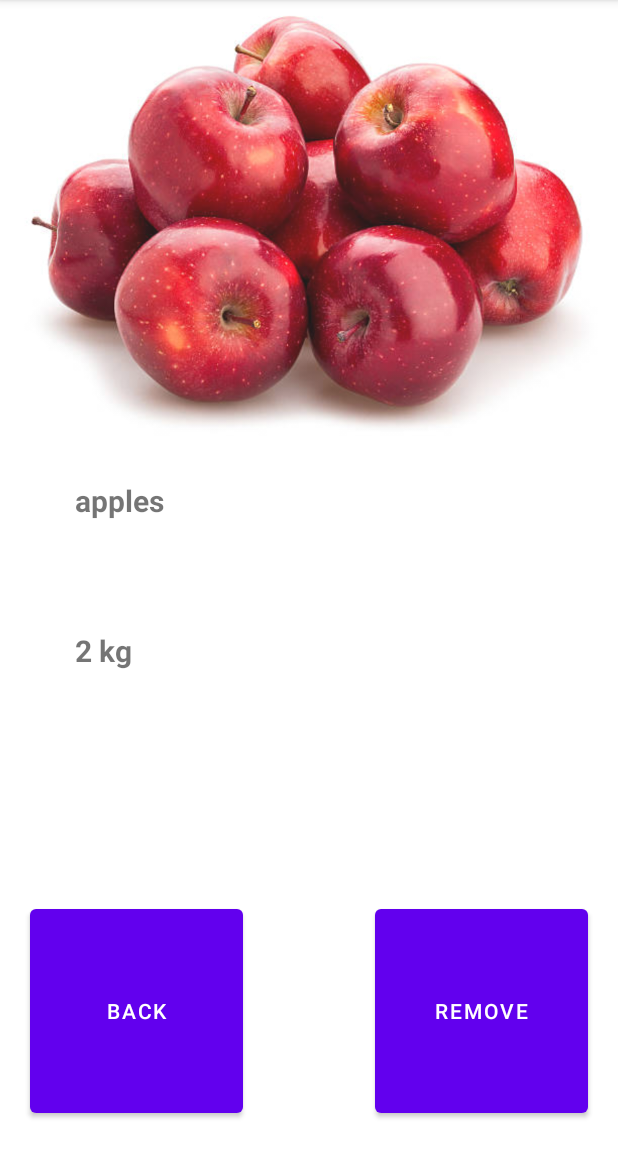
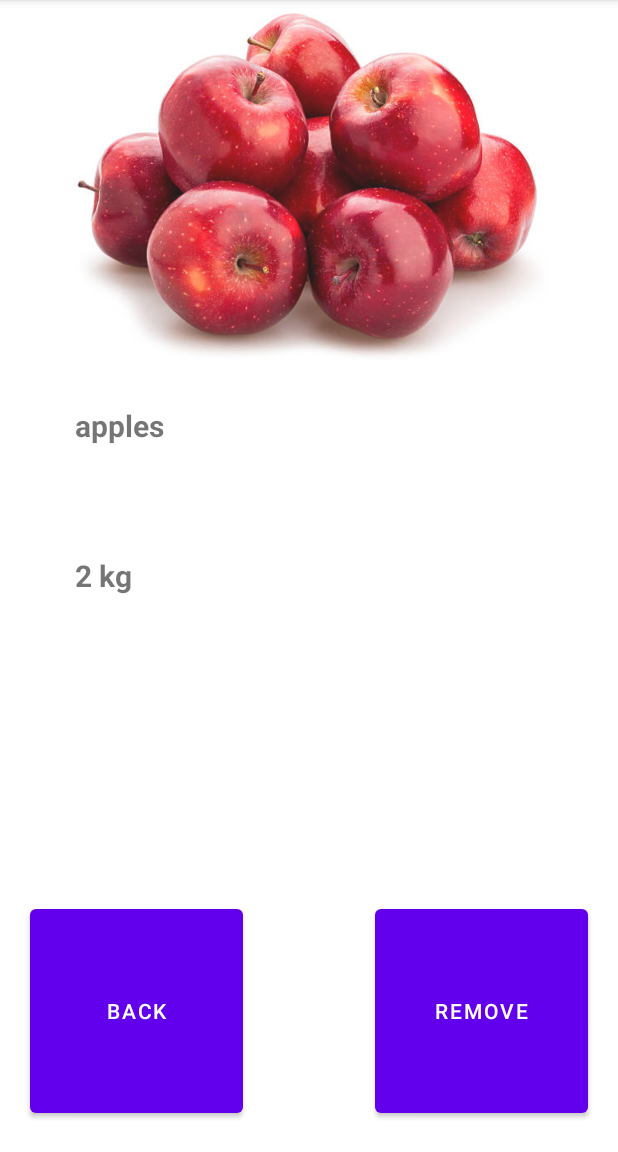
Before and after one commit to Tomek742/Mobilki, an Android app: the screen it shows after launch (ItemActivity), after a tap on "apples", on a phone screen of 412 x 824 dp, the part 84-1236 px from its top. Run offline under Robolectric (Android 15) with nearby library versions, the phone set to English and light mode, and no system bars; our stand-ins replace data binding.

Commit message:
Added full support for adding items to the list

```diff
--- a/app/src/main/java/com/example/shoppinglist/ItemActivity.kt
+++ b/app/src/main/java/com/example/shoppinglist/ItemActivity.kt
@@ -31,8 +31,10 @@ class ItemActivity : AppCompatActivity() {
 //        binding.itemName.text = name
 //        binding.itemAmount.text = amount
 //        binding.itemImage.setImageResource(imageID)
-        itemName.text = name.toString()
-        itemAmount.text = amount.toString()
+//        itemName.text = name
+        itemName.text = intent.getStringExtra("name")
+//        itemAmount.text = amount
+        itemAmount.text = intent.getStringExtra("amount")
         image.setImageResource(imageID)
 //        binding.checkBox.isClickable = true
 //        val textbox1 = findViewById<TextView>(
--- a/app/src/main/java/com/example/shoppinglist/MainActivity.kt
+++ b/app/src/main/java/com/example/shoppinglist/MainActivity.kt
@@ -1,10 +1,12 @@
 package com.example.shoppinglist
 
+import android.app.Activity
 import android.content.Intent
 import android.os.Bundle
 import android.view.LayoutInflater
 import android.widget.CheckBox
 import android.widget.ListView
+import androidx.activity.result.contract.ActivityResultContracts
 import androidx.appcompat.app.AppCompatActivity
 import com.example.shoppinglist.databinding.ActivityMainBinding
 import com.google.android.material.floatingactionbutton.FloatingActionButton
@@ -12,11 +14,31 @@ import com.google.android.material.floatingactionbutton.FloatingActionButton
 
 class MainActivity : AppCompatActivity() {
 
+
+
+
+
     private lateinit var binding: ActivityMainBinding
     private lateinit var itemarraylist: ArrayList<Item>
-    var imageId = intArrayOf()
-    var amount = arrayOf<String>()
-    var name = arrayOf<String>()
+    var imageId = intArrayOf(
+        R.drawable.apples,
+        R.drawable.pears,
+        R.drawable.shop,
+        R.drawable.shop
+    )
+
+    var amount = arrayOf<String>(
+        "2 kg",
+        "6 pieces",
+        "single",
+        "once")
+
+    var name = arrayOf<String>(
+        "apples",
+        "pears",
+        "shop",
+        "main"
+    )
 
     override fun onCreate(savedInstanceState: Bundle?) {
         super.onCreate(savedInstanceState)
@@ -26,20 +48,6 @@ class MainActivity : AppCompatActivity() {
         binding = ActivityMainBinding.inflate(layoutInflater)
         setContentView(binding.root)
 
-        imageId = intArrayOf(
-            R.drawable.apples,
-            R.drawable.pears
-        )
-
-        name = arrayOf(
-            "apples",
-            "pears"
-        )
-
-        amount = arrayOf(
-            "2 kg",
-            "6 pieces"
-        )
 
         itemarraylist = ArrayList()
 
@@ -62,13 +70,45 @@ class MainActivity : AppCompatActivity() {
             i.putExtra("imageID", imageID)
             startActivity(i)
 
+                }
+        var resultLauncher = registerForActivityResult(ActivityResultContracts.StartActivityForResult()) { result ->
+            if (result.resultCode == Activity.RESULT_OK) {
+                // There are no request codes
+                val data: Intent? = result.data
+                val nameN: String? = data?.getStringExtra("name")
+                val amountN: String? = data?.getStringExtra("amount")
+                val imageIDN: Int = data?.getIntExtra("imageID",R.drawable.shop)!!
+
+                var imageIdClone = imageId.copyOf(imageId.size+1)
+                var amountClone = amount.copyOf(amount.size+1)
+                var nameClone = name.copyOf(name.size+1)
+
+//                imageIdClone = imageId.clone()
+//                amountClone = amount.clone()
+//                nameClone = name.clone()
+
+                nameClone[name.lastIndex + 1] = nameN.toString()
+                amountClone[amount.lastIndex + 1] = amountN.toString()
+                imageIdClone[imageId.lastIndex + 1] = imageIDN
+
+
+                name = nameClone.filterNotNull().toTypedArray()
+                amount = amountClone.filterNotNull().toTypedArray()
+                imageId = imageIdClone
+//                imageID[imageID.size+1] = imageIDN.toString()
+            }
         }
 
         binding.AddButtom.setOnClickListener {
             val i = Intent(this, AddItemActivity:: class.java)
-            startActivity(i)
+            resultLauncher.launch(i)
+            update()
+//            startActivityForResult(i, 100)
+//            startActivity(i)
 
         }
+
+
 
 //        binding.AddButtom.isClickable = true
 //        binding.listView.adapter = MyAdapter(this, itemarraylist)
@@ -135,4 +175,23 @@ class MainActivity : AppCompatActivity() {
 //            }
 //        }
     }
+
+    override fun onResume() {
+        itemarraylist.clear()
+        for (i in name.indices){
+            val item = Item(name[i],amount[i],imageId[i])
+            itemarraylist.add(item)
+        }
+        super.onResume()
+    }
+
+    private fun update() {
+        itemarraylist.clear()
+        for (i in name.indices){
+            val item = Item(name[i],amount[i],imageId[i])
+            itemarraylist.add(item)
+        }
+        super.onNewIntent(intent)
+    }
+
 }
--- a/app/src/main/res/layout/activity_item.xml
+++ b/app/src/main/res/layout/activity_item.xml
@@ -21,13 +21,13 @@
         <ImageView
             android:id="@+id/itemImage"
             android:layout_width="fill_parent"
-            android:layout_height="wrap_content"
+            android:layout_height="250sp"
             android:layout_alignParentStart="true"
             android:layout_alignParentTop="true"
             android:layout_alignParentEnd="true"
             android:layout_alignParentBottom="false"
             android:adjustViewBounds="true"
-            app:srcCompat="@drawable/apples"
+            app:srcCompat="@drawable/pears"
             android:alpha="0.9"
             android:contentDescription="Image of the requested item" />
 
@@ -42,7 +42,7 @@
             android:layout_marginStart="50dp"
             android:layout_marginTop="20dp"
             android:layout_marginEnd="50dp"
-            android:layout_marginBottom="350dp"
+            android:layout_marginBottom="300dp"
             android:text="Apples"
             android:textSize="20sp"
             android:textStyle="bold"/>
@@ -58,14 +58,14 @@
             android:layout_marginStart="50dp"
             android:layout_marginTop="120dp"
             android:layout_marginEnd="50dp"
-            android:layout_marginBottom="250dp"
+            android:layout_marginBottom="200dp"
             android:text="2 kg"
             android:textSize="20sp"
             android:textStyle="bold"/>
 
         <Button
             android:id="@+id/ButtonRemove"
-            android:layout_width="308dp"
+            android:layout_width="320dp"
             android:layout_height="wrap_content"
             android:layout_below="@+id/itemAmount"
             android:text="Remove"
@@ -81,7 +81,7 @@
 
         <Button
             android:id="@+id/ButtonBack"
-            android:layout_width="308dp"
+            android:layout_width="320dp"
             android:layout_height="wrap_content"
             android:layout_below="@+id/itemAmount"
             android:text="Back"
```
Also changed, not shown: app/src/main/java/com/example/shoppinglist/AddItemActivity.kt (+16 -6 lines), app/src/main/res/layout/activity_add_item.xml (+15 -1 lines).
